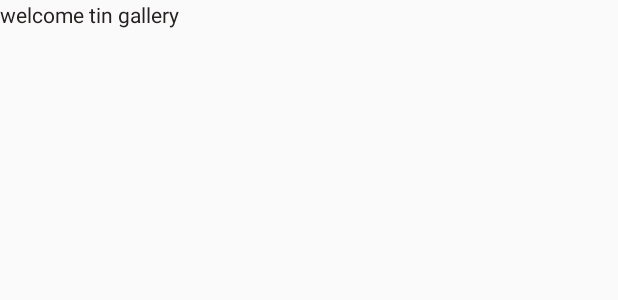
After one commit to publicclassoverflow/TinNews, an Android app: the layout fragment_tin_gallery.xml on its own in the app's theme, with its tools: preview values and no code run, on a phone screen of 412 x 824 dp. The commit adds this screen. Shown: the top 300 px of the screen. Run offline under Robolectric (Android 15) with nearby library versions, the phone set to English and light mode, and no system bars.

Commit message:
Gallery fragment created

```diff
--- a/app/src/main/java/com/coollime/tinnews/WebViewActivity.java
+++ b/app/src/main/java/com/coollime/tinnews/WebViewActivity.java
@@ -20,6 +20,7 @@ import android.widget.ProgressBar;
 import android.widget.Toast;
 
 import com.coollime.tinnews.common.TinBasicActivity;
+import com.coollime.tinnews.common.TinBasicFragment;
 
 public class WebViewActivity extends TinBasicActivity implements PopupMenu.OnMenuItemClickListener {
     public static final String URL = "url";
@@ -111,4 +112,9 @@ public class WebViewActivity extends TinBasicActivity implements PopupMenu.OnMen
         }
         return true;
     }
+
+    @Override
+    public void doFragmentTransaction(TinBasicFragment basicFragment) {
+
+    }
 }
--- a/app/src/main/java/com/coollime/tinnews/common/ContainerFragment.java
+++ b/app/src/main/java/com/coollime/tinnews/common/ContainerFragment.java
@@ -10,6 +10,7 @@ import android.widget.TextView;
 
 import com.coollime.tinnews.R;
 import com.coollime.tinnews.save.SavedNewsFragment;
+import com.coollime.tinnews.tin.TinGalleryFragment;
 
 /**
  * A simple {@link Fragment} subclass.
@@ -35,7 +36,7 @@ public class ContainerFragment extends TinBasicFragment {
     private static Fragment createInitFragmentByIndex(int pageIndex) {
         switch (pageIndex) {
             case HOME_PAGE:
-                return null;
+                return TinGalleryFragment.newInstance();
             case SAVE_PAGE:
                 return SavedNewsFragment.newInstance();
             case PROFILE_PAGE:
--- /dev/null
+++ b/app/src/main/res/layout/fragment_tin_gallery.xml
@@ -0,0 +1,14 @@
+<?xml version="1.0" encoding="utf-8"?>
+<FrameLayout xmlns:android="http://schemas.android.com/apk/res/android"
+    xmlns:tools="http://schemas.android.com/tools"
+    android:layout_width="match_parent"
+    android:layout_height="match_parent"
+    tools:context=".tin.TinGalleryFragment">
+
+    <!-- TODO: Update blank fragment layout -->
+    <TextView
+        android:layout_width="match_parent"
+        android:layout_height="match_parent"
+        android:text="welcome tin gallery" />
+
+</FrameLayout>
```
Also changed, not shown: app/src/main/java/com/coollime/tinnews/tin/TinGalleryFragment.java (added, +36 -0 lines).
